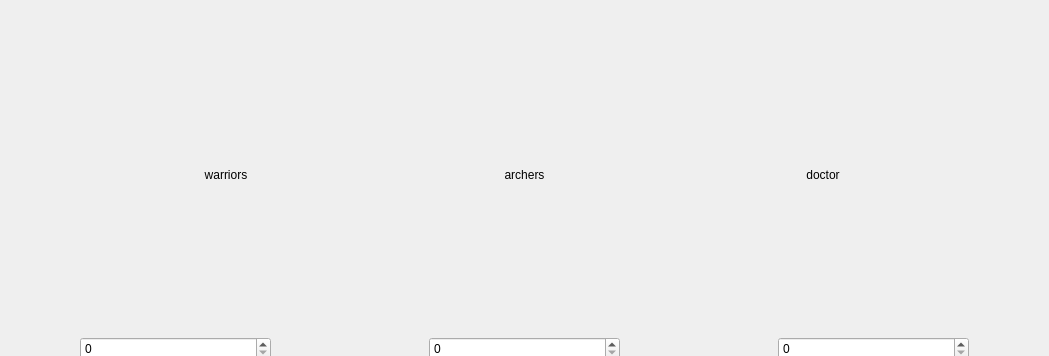
xiaotong1996/MyFirstGame, file QtGuiApplication/QtGuiArmyConfig.ui: the form before one commit; both pictures show x 131 to 1180 and y 178 to 534 of the 1280 by 760 pixel window.
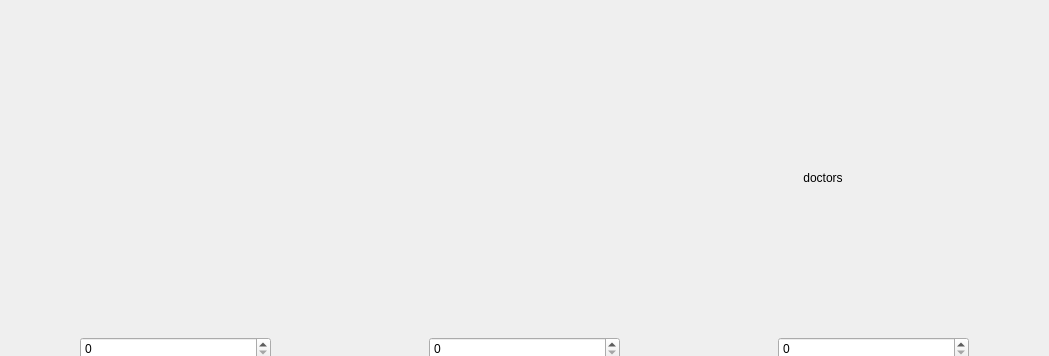
The form after the commit. Icons and pictures are not drawn.

```diff
--- a/QtGuiApplication/QtGuiArmyConfig.ui
+++ b/QtGuiApplication/QtGuiArmyConfig.ui
@@ -63,7 +63,7 @@
       <x>200</x>
       <y>210</y>
       <width>911</width>
-      <height>251</height>
+      <height>258</height>
      </rect>
     </property>
     <layout class="QHBoxLayout" name="horizontalLayout_2">
@@ -73,7 +73,13 @@
         <enum>Qt::LeftToRight</enum>
        </property>
        <property name="text">
-        <string>warriors</string>
+        <string/>
+       </property>
+       <property name="pixmap">
+        <pixmap>asset/warriorhead.png</pixmap>
+       </property>
+       <property name="scaledContents">
+        <bool>false</bool>
        </property>
        <property name="alignment">
         <set>Qt::AlignCenter</set>
@@ -83,7 +89,13 @@
      <item>
       <widget class="QLabel" name="label_2">
        <property name="text">
-        <string>archers</string>
+        <string/>
+       </property>
+       <property name="pixmap">
+        <pixmap>asset/archerhead.png</pixmap>
+       </property>
+       <property name="scaledContents">
+        <bool>false</bool>
        </property>
        <property name="alignment">
         <set>Qt::AlignCenter</set>
@@ -93,7 +105,7 @@
      <item>
       <widget class="QLabel" name="label_3">
        <property name="text">
-        <string>doctor</string>
+        <string>doctors</string>
        </property>
        <property name="alignment">
         <set>Qt::AlignCenter</set>
```
Left out of the diff: 6 changed lines with no effect on the pictures.
